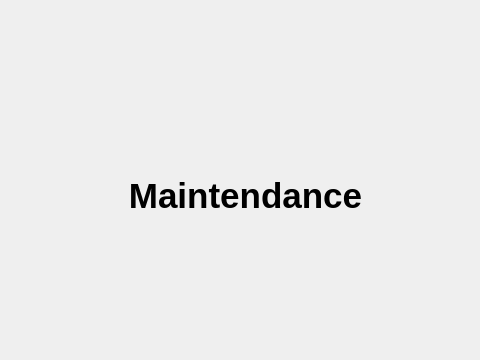
This is Maintendance/animationlabel.ui in markhan101/Maintendance as Qt 5 draws it before an edit; both pictures show x 150 to 630 and y 0 to 360 of the 810 by 491 pixel window. The edited form follows.
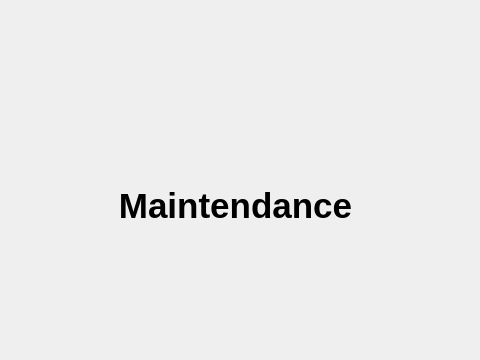
This is the edited form.

```diff
--- a/Maintendance/animationlabel.ui
+++ b/Maintendance/animationlabel.ui
@@ -16,8 +16,8 @@
   <widget class="QLabel" name="mainMenuAnimationLabel">
    <property name="geometry">
     <rect>
-     <x>250</x>
-     <y>150</y>
+     <x>240</x>
+     <y>160</y>
      <width>291</width>
      <height>91</height>
     </rect>
```
